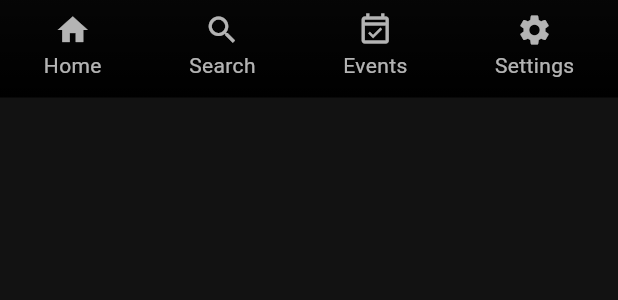
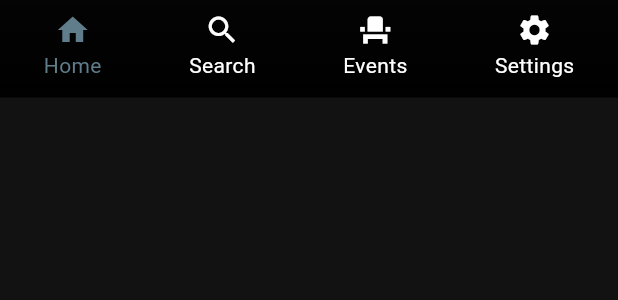
Before and after one commit to luisabreu84/flutter_musicplayerapp, a Flutter app: the FooterAppBar widget shown alone on an empty page, opened directly, on a phone screen of 412 x 824 dp. Shown: the top 300 px of the screen. Run offline on Flutter 3.47's test engine with Material 3 defaults, Android fonts, the phone set to English and light mode, and no system bars; our stand-ins replace simple_animations, sticky_headers, video_player.

Commit message:
navigation between nav bar options

```diff
--- a/lib/main.dart
+++ b/lib/main.dart
@@ -1,7 +1,7 @@
 import 'package:flutter/material.dart';
 
-import 'package:musicplayerapp/pages/home/home_page.dart';
 import 'package:musicplayerapp/pages/intro_page.dart';
+import 'package:musicplayerapp/pages/main_page.dart';
 
 void main() {
   runApp(const MyApp());
@@ -19,8 +19,7 @@
       initialRoute: 'intro',
       routes: {
         'intro': ( _ ) => const IntroPage(),
-        'home': ( _ ) => HomePage(),
-        //'signup': ( _ ) => const HomePage(),
+        'home': ( _ ) => const MainPage(),
       },
       theme: ThemeData(
         brightness: Brightness.dark,
--- a/lib/widgets/footer_bar_widget.dart
+++ b/lib/widgets/footer_bar_widget.dart
@@ -1,7 +1,26 @@
 import 'package:flutter/material.dart';
 
-class FooterAppBar extends StatelessWidget {
-  const FooterAppBar({super.key});
+typedef OnTouchedCallback = void Function(int index);
+
+class FooterAppBar extends StatefulWidget {
+  const FooterAppBar({super.key, this.onTouched});
+
+  final OnTouchedCallback? onTouched;
+
+  @override
+  State<FooterAppBar> createState() => _FooterAppBarState();
+}
+
+class _FooterAppBarState extends State<FooterAppBar> {
+  int _activeIndex = 0;
+
+  void updateIndex(int i) {
+    setState(() {
+      _activeIndex = i;
+    });
+
+    widget.onTouched!(i);
+  }
 
   @override
   Widget build(BuildContext context) {
@@ -12,46 +31,64 @@ class FooterAppBar extends StatelessWidget {
           gradient: LinearGradient(
             begin: Alignment.topCenter,
             end: Alignment.bottomCenter,
-            colors: [Colors.black.withOpacity(0.7), Colors.black],
+            colors: [Colors.black.withOpacity(0.8), Colors.black],
           ),
         ),
-        child: const Row(
+        child: Row(
           mainAxisAlignment: MainAxisAlignment.spaceAround,
           crossAxisAlignment: CrossAxisAlignment.center,
           children: <Widget>[
-            Column(
+            InkWell(
+              onTap: () => updateIndex(0),
+              child: Column(
                 mainAxisAlignment: MainAxisAlignment.spaceEvenly,
                 crossAxisAlignment: CrossAxisAlignment.center,
                 children: <Widget>[
-                Icon(Icons.home, color: Colors.white70),
-                Text("Home", style: TextStyle(color: Colors.white70)),
+                  Icon(Icons.home, color: getActiveColor(0)),
+                  Text("Home", style: TextStyle(color: getActiveColor(0))),
                 ],
               ),
-            Column(
+            ),
+            InkWell(
+             onTap: () => updateIndex(1),
+              child: Column(
                 mainAxisAlignment: MainAxisAlignment.spaceEvenly,
                 crossAxisAlignment: CrossAxisAlignment.center,
                 children: <Widget>[
-                Icon(Icons.search, color: Colors.white70),
-                Text("Search", style: TextStyle(color: Colors.white70)),
+                  Icon(Icons.search, color: getActiveColor(1)),
+                  Text("Search", style: TextStyle(color: getActiveColor(1))),
                 ],
               ),
-            Column(
+            ),
+            InkWell
+            (
+              onTap: () => updateIndex(2),
+              child: Column(
                 mainAxisAlignment: MainAxisAlignment.spaceEvenly,
                 crossAxisAlignment: CrossAxisAlignment.center,
                 children: <Widget>[
-                Icon(Icons.event_available_outlined, color: Colors.white70),
-                Text("Events", style: TextStyle(color: Colors.white70)),
+                  Icon(Icons.event_seat, color: getActiveColor(2)),
+                  Text("Events", style: TextStyle(color: getActiveColor(2))),
                 ],
               ),
-            Column(
+            ),
+            InkWell
+            (
+              onTap: () => updateIndex(3),
+              child: Column(
                 mainAxisAlignment: MainAxisAlignment.spaceEvenly,
                 crossAxisAlignment: CrossAxisAlignment.center,
                 children: <Widget>[
-                Icon(Icons.settings, color: Colors.white70),
-                Text("Settings", style: TextStyle(color: Colors.white70)),
+                  Icon(Icons.settings, color: getActiveColor(3)),
+                  Text("Settings", style: TextStyle(color: getActiveColor(3))),
                 ],
               ),
+            )
           ],
         ));
   }
+
+  Color getActiveColor(int index) {
+    return _activeIndex == index ? Colors.blueGrey : Colors.white;
   }
+}
--- a/lib/pages/home/widgets/home_playerbar.dart
+++ b/lib/widgets/player_bar_widget.dart
@@ -1,7 +1,7 @@
 import 'package:flutter/material.dart';
 
-class HomePlayerBar extends StatelessWidget {
-  const HomePlayerBar({super.key});
+class PlayerBar extends StatelessWidget {
+  const PlayerBar({super.key});
 
   @override
   Widget build(BuildContext context) {
@@ -12,7 +12,7 @@ class HomePlayerBar extends StatelessWidget {
       child: Container(
         decoration: BoxDecoration(
           borderRadius: BorderRadius.circular(6),
-          color: Colors.red.withOpacity(0.95)
+          color: Colors.blueGrey.withOpacity(0.95)
         ),
         child: Column(
           mainAxisAlignment: MainAxisAlignment.spaceBetween,
```
Also changed, not shown: lib/pages/events/events_page.dart (added, +19 -0 lines), lib/pages/home/home_page.dart (+19 -20 lines), lib/pages/home/widgets/home_widget.dart (deleted, +0 -25 lines), lib/pages/main_page.dart (added, +53 -0 lines), lib/pages/search/search_page.dart (added, +19 -0 lines), lib/pages/settings/settings_page.dart (added, +19 -0 lines), 1 other file. Lines whose indentation alone changed are shown as unchanged.
